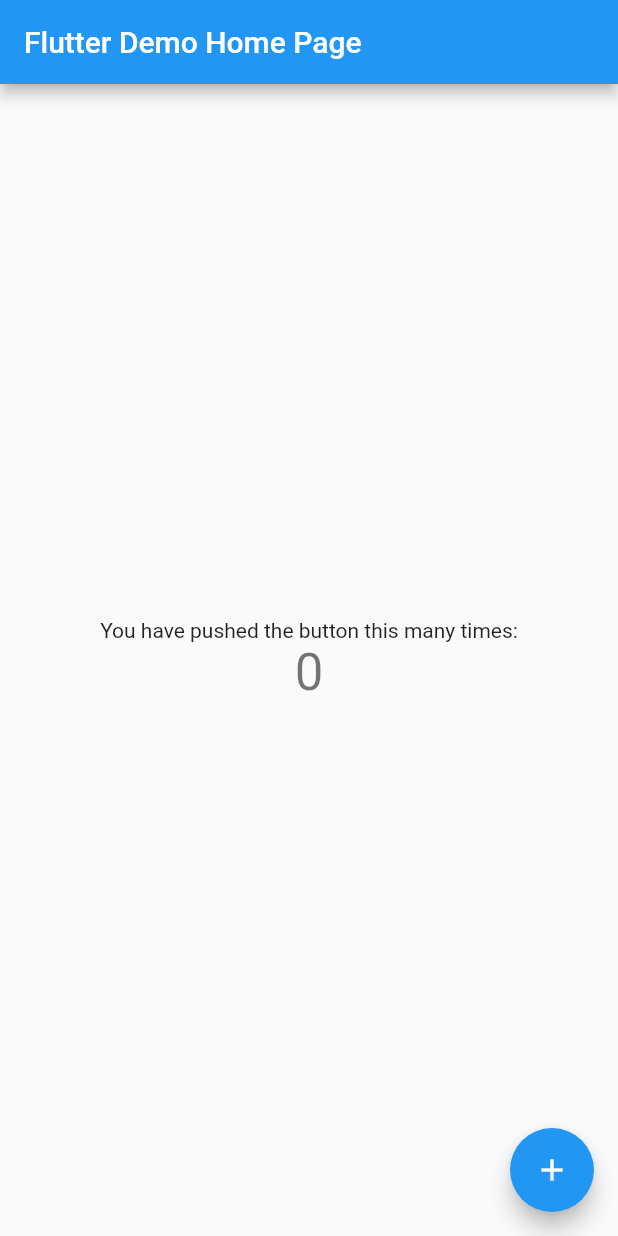
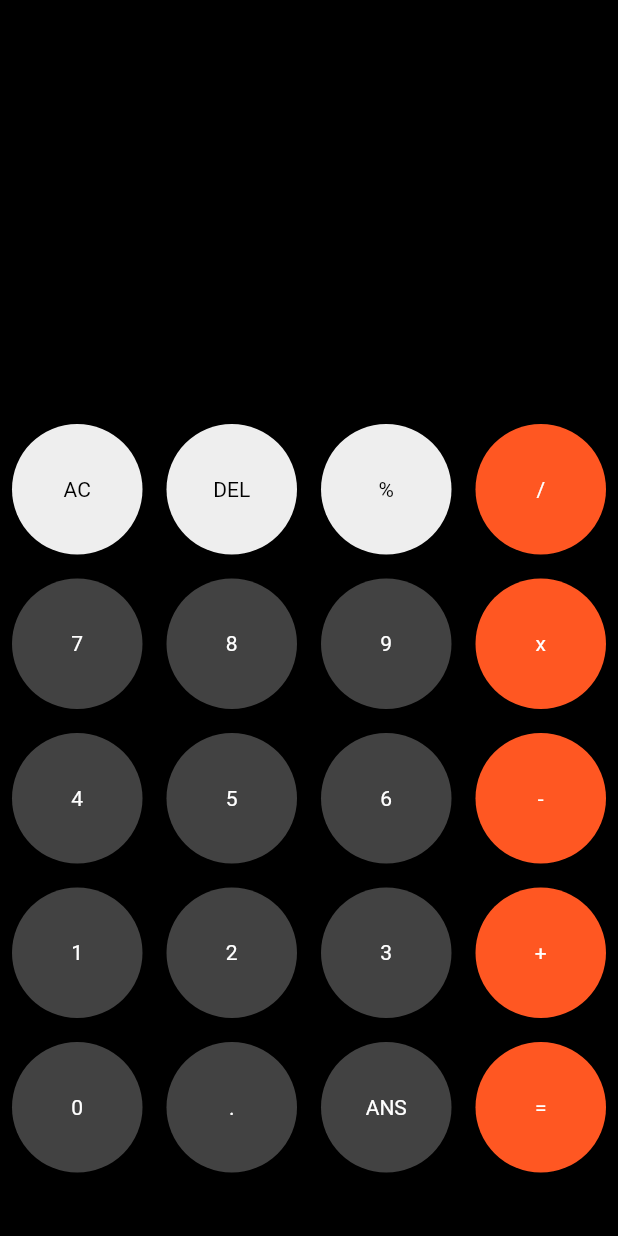
Before and after one commit to johnomeyo/calculator, a Flutter app: the screen it shows after launch, on a phone screen of 412 x 824 dp. Run offline on Flutter 3.47's test engine with Material 2 defaults, Android fonts, the phone set to English and light mode, and no system bars; our stand-ins replace google_fonts, math_expressions.

Commit message:
full app

```diff
--- a/lib/main.dart
+++ b/lib/main.dart
@@ -1,115 +1,188 @@
+// ignore_for_file: prefer_const_constructors
+
+import 'package:calculator_app/splash.dart';
+import 'package:calculator_app/widgets.dart';
 import 'package:flutter/material.dart';
+import 'package:math_expressions/math_expressions.dart';
+import 'package:google_fonts/google_fonts.dart';
 
 void main() {
-  runApp(const MyApp());
+  runApp(const Calculator());
 }
 
-class MyApp extends StatelessWidget {
-  const MyApp({super.key});
+class Calculator extends StatefulWidget {
+  const Calculator({super.key});
 
-  // This widget is the root of your application.
+  @override
+  State<Calculator> createState() => _CalculatorState();
+}
+
+var question = " ";
+var answer = "";
+
+class _CalculatorState extends State<Calculator> {
+  List<String> buttons = [
+    "AC",
+    "DEL",
+    "%",
+    "/",
+    "7",
+    "8",
+    "9",
+    "x",
+    "4",
+    "5",
+    "6",
+    "-",
+    "1",
+    "2",
+    "3",
+    "+",
+    "0",
+    ".",
+    "ANS",
+    "=",
+  ];
   @override
   Widget build(BuildContext context) {
     return MaterialApp(
-      title: 'Flutter Demo',
-      theme: ThemeData(
-        // This is the theme of your application.
-        //
-        // Try running your application with "flutter run". You'll see the
-        // application has a blue toolbar. Then, without quitting the app, try
-        // changing the primarySwatch below to Colors.green and then invoke
-        // "hot reload" (press "r" in the console where you ran "flutter run",
-        // or simply save your changes to "hot reload" in a Flutter IDE).
-        // Notice that the counter didn't reset back to zero; the application
-        // is not restarted.
-        primarySwatch: Colors.blue,
+      home: Scaffold(
+        body: Column(
+          children: [
+            Expanded(
+                child: Container(
+              color: Colors.black,
+              child: Column(
+                mainAxisAlignment: MainAxisAlignment.spaceEvenly,
+                children: [
+                  SizedBox(
+                    height: 50,
+                  ),
+                  Container(
+                    alignment: Alignment.topLeft,
+                    child: Padding(
+                      padding: const EdgeInsets.all(8.0),
+                      child: Text(question,
+                          style: GoogleFonts.poppins(
+                              textStyle: TextStyle(color: Colors.white))),
+                    ),
+                  ),
+                  Spacer(),
+                  Container(
+                    alignment: Alignment.bottomRight,
+                    child: Padding(
+                      padding: const EdgeInsets.all(20.0),
+                      child: Text(answer,
+                          style: GoogleFonts.poppins(
+                              textStyle: TextStyle(color: Colors.white))),
+                    ),
+                  )
+                ],
+              ),
+            )),
+            Expanded(
+                flex: 2,
+                child: Container(
+                    color: Colors.black,
+                    child: GridView.builder(
+                        shrinkWrap: true,
+                        //physics: NeverScrollableScrollPhysics(),
+                        itemCount: buttons.length,
+                        gridDelegate: SliverGridDelegateWithFixedCrossAxisCount(
+                            crossAxisCount: 4),
+                        itemBuilder: (BuildContext context, int index) {
+                          if (index == 0) {
+                            return Button(
+                              tapFunction: () {
+                                setState(() {
+                                  question = "";
+                                });
+                              },
+                              text: buttons[index],
+                              color: Colors.grey.shade200,
+                              textColor: Colors.black,
+                            );
+                          } else if (index == 1) {
+                            return Button(
+                              tapFunction: () {
+                                setState(() {
+                                  question = question.substring(
+                                      0, question.length - 1);
+                                });
+                              },
+                              text: buttons[index],
+                              color: Colors.grey.shade200,
+                              textColor: Colors.black,
+                            );
+                          } else if (index == 2) {
+                            return Button(
+                              tapFunction: () {
+                                setState(() {
+                                  question += buttons[index];
+                                });
+                              },
+                              text: buttons[index],
+                              color: Colors.grey.shade200,
+                              textColor: Colors.black,
+                            );
+                          } else if (index == buttons.length - 1) {
+                            return Button(
+                              tapFunction: () {
+                                setState(() {
+                                  calculation();
+                                });
+                              },
+                              text: buttons[index],
+                              color: isOperator(buttons[index])
+                                  ? Colors.deepOrange
+                                  : Colors.grey.shade800,
+                              textColor: Colors.white,
+                            );
+                          } else {
+                            return Button(
+                              tapFunction: () {
+                                setState(() {
+                                  question += buttons[index];
+                                });
+                              },
+                              text: buttons[index],
+                              color: isOperator(buttons[index])
+                                  ? Colors.deepOrange
+                                  : Colors.grey.shade800,
+                              textColor: Colors.white,
+                            );
+                          }
+                        }))),
+          ],
+        ),
       ),
-      home: const MyHomePage(title: 'Flutter Demo Home Page'),
     );
   }
 }
 
-class MyHomePage extends StatefulWidget {
-  const MyHomePage({super.key, required this.title});
-
-  // This widget is the home page of your application. It is stateful, meaning
-  // that it has a State object (defined below) that contains fields that affect
-  // how it looks.
-
-  // This class is the configuration for the state. It holds the values (in this
-  // case the title) provided by the parent (in this case the App widget) and
-  // used by the build method of the State. Fields in a Widget subclass are
-  // always marked "final".
-
-  final String title;
-
-  @override
-  State<MyHomePage> createState() => _MyHomePageState();
+void calculation() {
+  String theQuestion = question;
+  //we convert the x to * so that the parser reads it as a multiplaction
+  //instead of a letter
+  theQuestion = theQuestion.replaceAll("x", "*");
+  //this is just direct in the documentation
+  Parser p = Parser();
+  Expression exp = p.parse(theQuestion);
+  ContextModel cm = ContextModel();
+  double eval = exp.evaluate(EvaluationType.REAL, cm);
+  answer = eval.toString();
 }
 
-class _MyHomePageState extends State<MyHomePage> {
-  int _counter = 0;
-
-  void _incrementCounter() {
-    setState(() {
-      // This call to setState tells the Flutter framework that something has
-      // changed in this State, which causes it to rerun the build method below
-      // so that the display can reflect the updated values. If we changed
-      // _counter without calling setState(), then the build method would not be
-      // called again, and so nothing would appear to happen.
-      _counter++;
-    });
+isOperator(String operator) {
+  if (operator == "x" ||
+      operator == "+" ||
+      operator == "-" ||
+      operator == "/" ||
+      operator == "=" ||
+      operator == "AC" ||
+      operator == "%" ||
+      operator == "DEL") {
+    return true;
   }
-
-  @override
-  Widget build(BuildContext context) {
-    // This method is rerun every time setState is called, for instance as done
-    // by the _incrementCounter method above.
-    //
-    // The Flutter framework has been optimized to make rerunning build methods
-    // fast, so that you can just rebuild anything that needs updating rather
-    // than having to individually change instances of widgets.
-    return Scaffold(
-      appBar: AppBar(
-        // Here we take the value from the MyHomePage object that was created by
-        // the App.build method, and use it to set our appbar title.
-        title: Text(widget.title),
-      ),
-      body: Center(
-        // Center is a layout widget. It takes a single child and positions it
-        // in the middle of the parent.
-        child: Column(
-          // Column is also a layout widget. It takes a list of children and
-          // arranges them vertically. By default, it sizes itself to fit its
-          // children horizontally, and tries to be as tall as its parent.
-          //
-          // Invoke "debug painting" (press "p" in the console, choose the
-          // "Toggle Debug Paint" action from the Flutter Inspector in Android
-          // Studio, or the "Toggle Debug Paint" command in Visual Studio Code)
-          // to see the wireframe for each widget.
-          //
-          // Column has various properties to control how it sizes itself and
-          // how it positions its children. Here we use mainAxisAlignment to
-          // center the children vertically; the main axis here is the vertical
-          // axis because Columns are vertical (the cross axis would be
-          // horizontal).
-          mainAxisAlignment: MainAxisAlignment.center,
-          children: <Widget>[
-            const Text(
-              'You have pushed the button this many times:',
-            ),
-            Text(
-              '$_counter',
-              style: Theme.of(context).textTheme.headlineMedium,
-            ),
-          ],
-        ),
-      ),
-      floatingActionButton: FloatingActionButton(
-        onPressed: _incrementCounter,
-        tooltip: 'Increment',
-        child: const Icon(Icons.add),
-      ), // This trailing comma makes auto-formatting nicer for build methods.
-    );
-  }
+  return false;
 }
--- /dev/null
+++ b/lib/widgets.dart
@@ -0,0 +1,33 @@
+// ignore_for_file: prefer_typing_uninitialized_variables
+
+import 'package:flutter/material.dart';
+
+class Button extends StatelessWidget {
+  const Button({super.key, this.text, this.color, this.textColor, this.tapFunction});
+  final text;
+  final color;
+  final textColor;
+  final tapFunction;
+  @override
+  Widget build(BuildContext context) {
+    return GestureDetector(
+      onTap: tapFunction,
+      child: Padding(
+        padding: const EdgeInsets.all(8.0),
+        child: Container(
+          decoration: BoxDecoration(
+            shape: BoxShape.circle,
+            color: color,
+            //borderRadius: BorderRadius.circular(10)
+          ),
+          child: Center(
+            child: Text(
+              text,
+              style: TextStyle(color: textColor),
+            ),
+          ),
+        ),
+      ),
+    );
+  }
+}
--- a/pubspec.yaml
+++ b/pubspec.yaml
@@ -35,6 +35,8 @@ dependencies:
   # The following adds the Cupertino Icons font to your application.
   # Use with the CupertinoIcons class for iOS style icons.
   cupertino_icons: ^1.0.2
+  math_expressions: ^2.4.0
+  google_fonts: ^4.0.4
 
 dev_dependencies:
   flutter_test:
```
Also changed, not shown: lib/splash.dart (added, +36 -0 lines), pubspec.lock, 2 other files.
